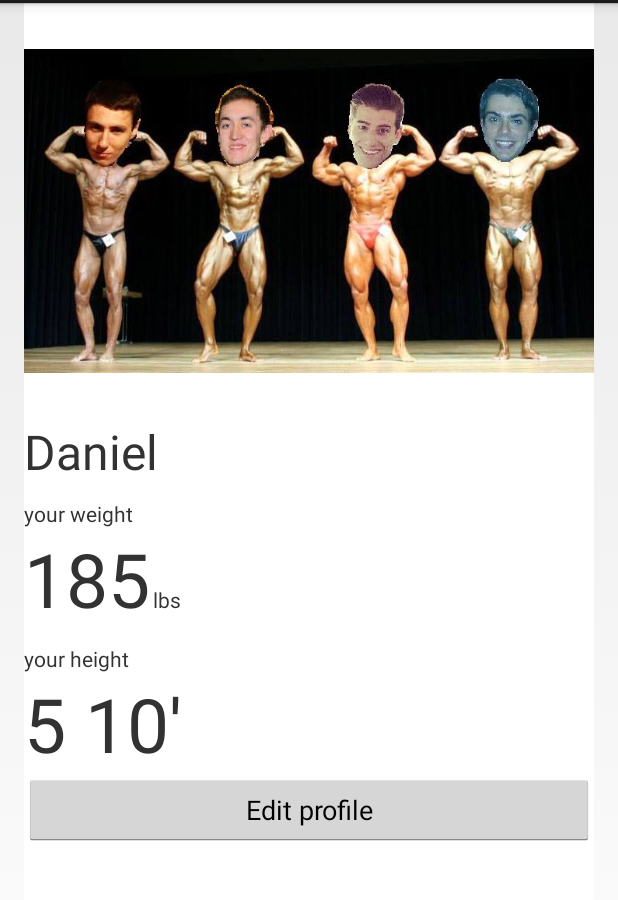
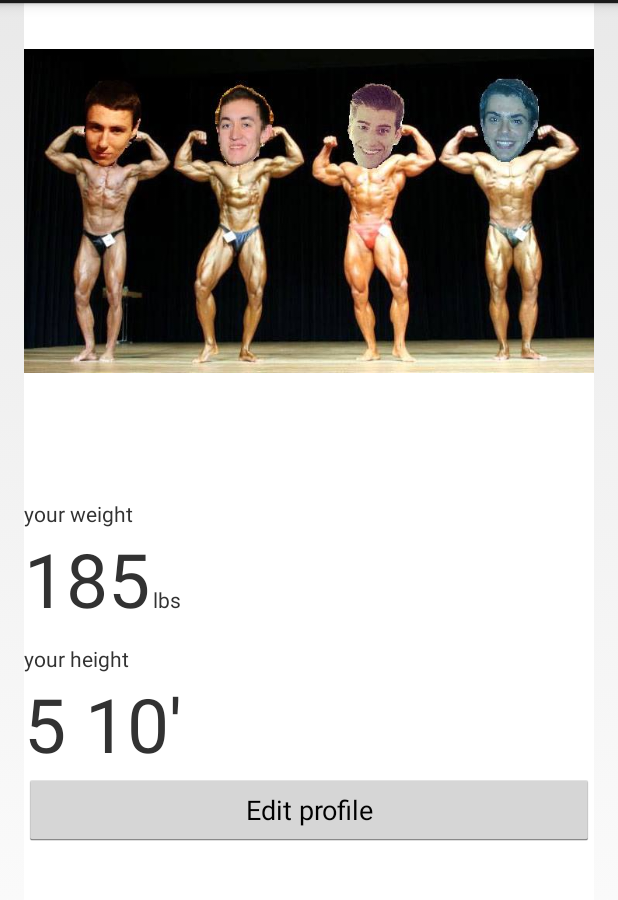
Before and after one commit to Beakar/SwoleMate, an Android app: the layout profile_activity.xml on its own in the app's theme, with its tools: preview values and no code run, on a phone screen of 412 x 824 dp, the part 69-969 px from its top. Run offline under Robolectric (Android 15) with nearby library versions, the phone set to English and light mode, and no system bars.

Commit message:
Used SharedPreferences to get/store/retrieve the user input from the welcome screen

```diff
--- a/app/src/main/res/layout/profile_activity.xml
+++ b/app/src/main/res/layout/profile_activity.xml
@@ -17,7 +17,7 @@
         android:id="@+id/userNameText"
         android:layout_width="wrap_content"
         android:layout_height="wrap_content"
-        android:text="@string/user_name"
+        android:text=""
         android:textSize="@dimen/title_text_size" />
 
     <TextView
@@ -34,7 +34,7 @@
         android:layout_height="wrap_content"
         android:orientation="horizontal">
         <TextView
-            android:id="@+id/user_weight_number"
+            android:id="@+id/userWeight"
             android:layout_width="wrap_content"
             android:layout_height="wrap_content"
             android:text="@string/user_weight"
@@ -62,8 +62,8 @@
         android:id="@+id/userHeight"
         android:layout_width="wrap_content"
         android:layout_height="wrap_content"
-        android:layout_alignLeft="@+id/user_weight_number"
-        android:layout_below="@+id/user_weight_number"
+        android:layout_alignLeft="@+id/userWeight"
+        android:layout_below="@+id/userWeight"
         android:text="@string/user_height"
         android:textSize="50sp" />
 
```
Also changed, not shown: app/src/main/java/edu/up/swolemate/FirstTimeActivity.java (+10 -7 lines), app/src/main/java/edu/up/swolemate/ProfileActivity.java (+11 -0 lines).
